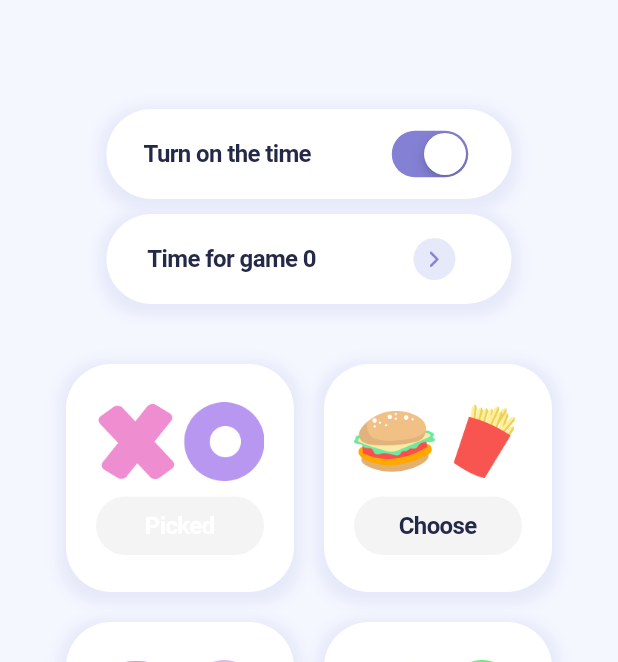
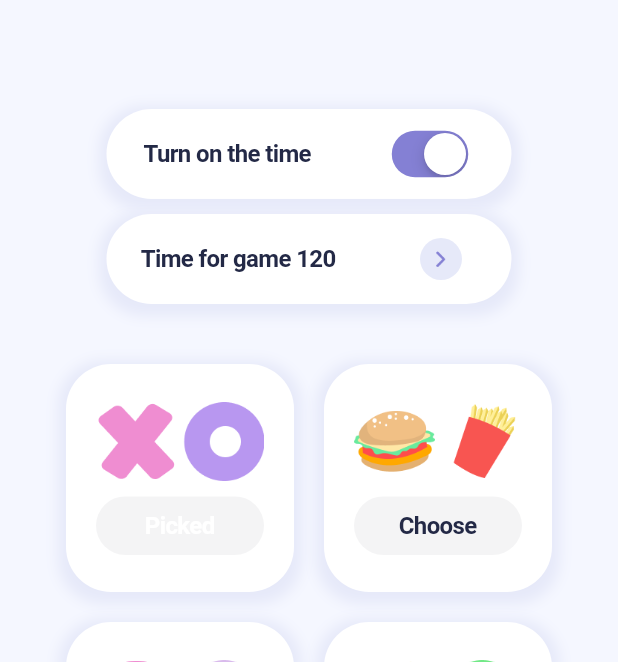
Before and after one commit to vachtung-gigabidze/tic_tac_toe, a Flutter app: the SettingScreen screen opened directly, on a phone screen of 412 x 824 dp, the part 56-718 px from its top. Run offline on Flutter 3.47's test engine with Material 3 defaults, Android fonts, the phone set to English and light mode, and no system bars.

Commit message:
fix scope setting

```diff
--- a/lib/pages/setting/page.dart
+++ b/lib/pages/setting/page.dart
@@ -11,7 +11,7 @@ class SettingScreen extends StatelessWidget {
   Widget build(BuildContext context) {
     //final String timeOfGame = "2:00";
     final int selected = 1;
-    final setting = SettingProvider.of(context)?.setting;
+    final setting = SettingProvider.of(context).setting;
     // final bool turnTime = false;
     return CupertinoPageScaffold(
         navigationBar: CupertinoNavigationBar(
@@ -45,7 +45,7 @@ class SettingScreen extends StatelessWidget {
                         ),
                         IconButtonWidget(
                           text: TextWidget(
-                            text: "Time for game ${setting?.duration ?? 0}",
+                            text: "Time for game ${setting.duration}",
                             size: 16,
                           ),
                           icon: CupertinoActionSheetAction(
--- a/lib/providers/setting_provider.dart
+++ b/lib/providers/setting_provider.dart
@@ -12,8 +12,9 @@ class SettingProvider extends InheritedWidget {
   //   return context.dependOnInheritedWidgetOfExactType<SettingProvider>();
   // }
 
-  static SettingProvider? of(BuildContext context) {
-    return context.dependOnInheritedWidgetOfExactType<SettingProvider>();
+  static SettingProvider of(BuildContext context) {
+    return context.dependOnInheritedWidgetOfExactType<SettingProvider>()
+        as SettingProvider;
   }
 
   @override
```
Also changed, not shown: lib/main.dart (+8 -8 lines).
